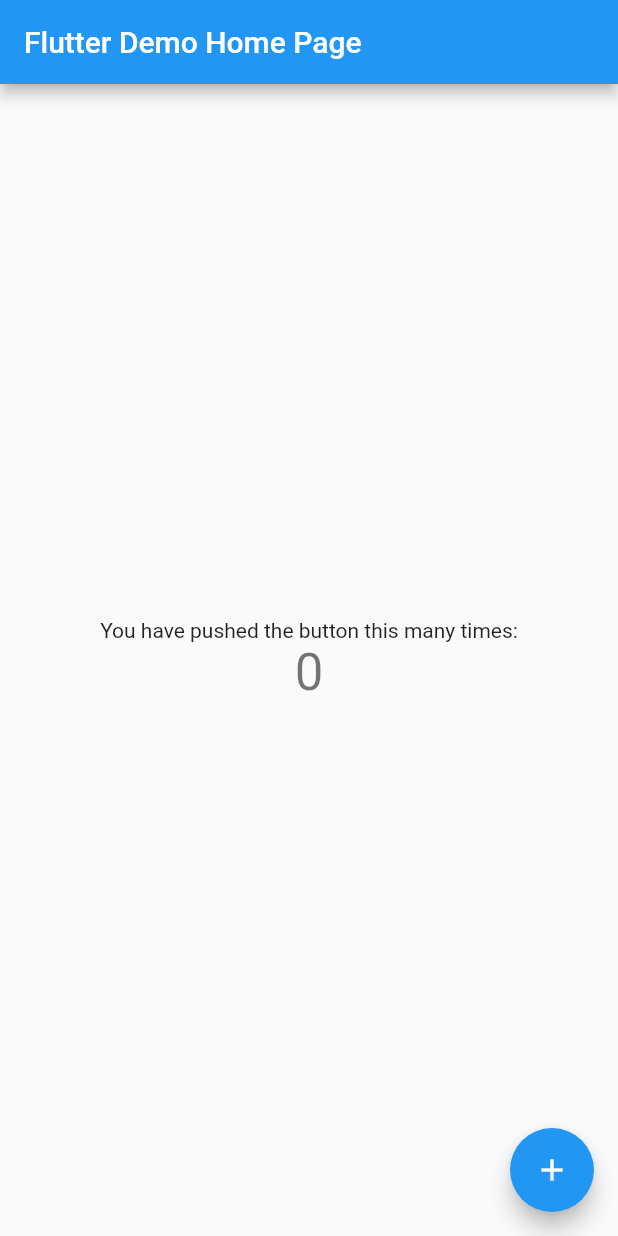
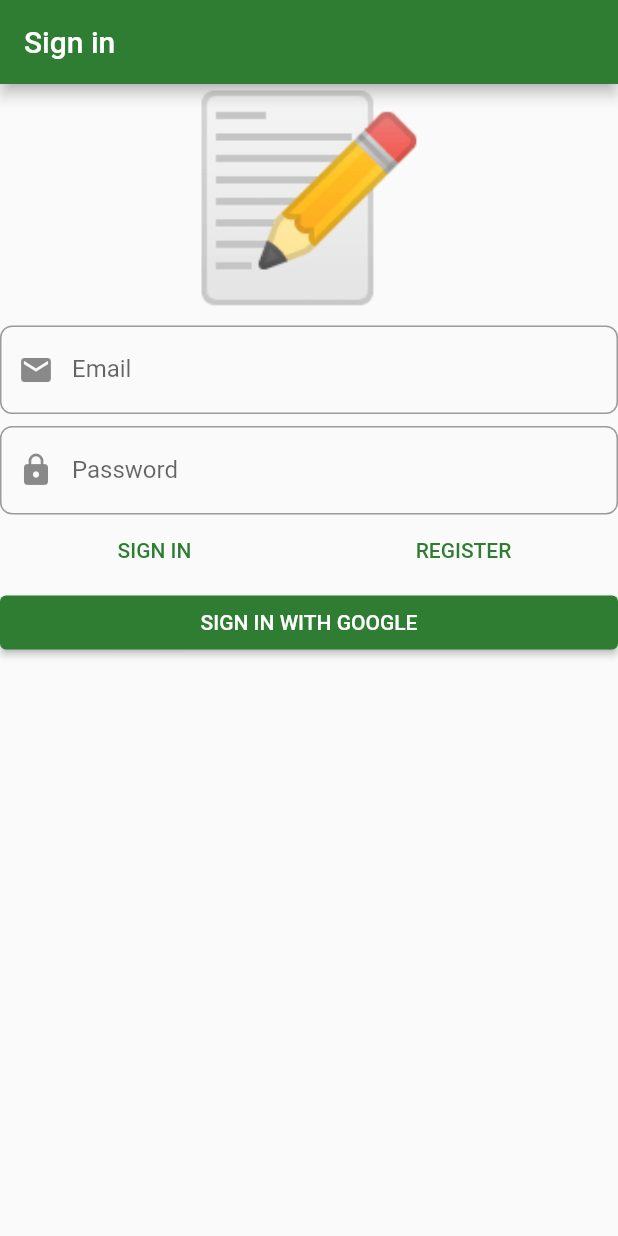
Before and after one commit to Matthew-Burfield/flutter_notes_app, a Flutter app: the screen it shows after launch, on a phone screen of 412 x 824 dp. Run offline on Flutter 3.47's test engine with Material 2 defaults, Android fonts, the phone set to English and light mode, and no system bars; our stand-ins replace another_flushbar, bloc, dartz, firebase_auth, firebase_core, flutter_bloc and 4 more; accounts and stored records are empty.

Commit message:
Sign in UI

```diff
--- a/lib/application/auth/sign_in_form/bloc/sign_in_form_bloc.dart
+++ b/lib/application/auth/sign_in_form/bloc/sign_in_form_bloc.dart
@@ -4,11 +4,13 @@
 import 'package:flutter_notes_app/domain/auth/i_auth_facade.dart';
 import 'package:flutter_notes_app/domain/auth/value_objects.dart';
 import 'package:freezed_annotation/freezed_annotation.dart';
+import 'package:injectable/injectable.dart';
 
 part 'sign_in_form_event.part.dart';
 part 'sign_in_form_state.part.dart';
 part 'sign_in_form_bloc.freezed.dart';
 
+@injectable
 class SignInFormBloc extends Bloc<SignInFormEvent, SignInFormState> {
   final IAuthFacade _authFacade;
 
--- a/lib/infrastructure/auth/firebase_auth_facade.dart
+++ b/lib/infrastructure/auth/firebase_auth_facade.dart
@@ -4,7 +4,9 @@
 import 'package:flutter_notes_app/domain/auth/i_auth_facade.dart';
 import 'package:flutter_notes_app/domain/auth/value_objects.dart';
 import 'package:google_sign_in/google_sign_in.dart';
+import 'package:injectable/injectable.dart';
 
+@LazySingleton(as: IAuthFacade)
 class FirebaseAuthFacade implements IAuthFacade {
   final FirebaseAuth _firebaseAuth;
   final GoogleSignIn _googleSignIn;
--- /dev/null
+++ b/lib/infrastructure/core/firebase_injectable_module.dart
@@ -0,0 +1,11 @@
+import 'package:firebase_auth/firebase_auth.dart';
+import 'package:google_sign_in/google_sign_in.dart';
+import 'package:injectable/injectable.dart';
+
+@module
+abstract class FirebaseInjectableModule {
+  @lazySingleton
+  GoogleSignIn get googleSignIn => GoogleSignIn();
+  @lazySingleton
+  FirebaseAuth get firebaseAuth => FirebaseAuth.instance;
+}
--- /dev/null
+++ b/lib/injection.dart
@@ -0,0 +1,10 @@
+import 'package:get_it/get_it.dart';
+import 'package:injectable/injectable.dart';
+import 'injection.config.dart';
+
+final GetIt getIt = GetIt.instance;
+
+@injectableInit
+void configureDependencies(String env) {
+  $initGetIt(getIt, environment: env);
+}
--- a/lib/main.dart
+++ b/lib/main.dart
@@ -1,115 +1,12 @@
+import 'package:firebase_core/firebase_core.dart';
 import 'package:flutter/material.dart';
+import 'package:flutter_notes_app/injection.dart';
+import 'package:flutter_notes_app/presentation/core/app_widget.dart';
+import 'package:injectable/injectable.dart';
 
-void main() {
-  runApp(const MyApp());
+void main() async {
+  configureDependencies(Environment.prod);
+  WidgetsFlutterBinding.ensureInitialized();
+  await Firebase.initializeApp();
+  runApp(const AppWidget());
 }
-
-class MyApp extends StatelessWidget {
-  const MyApp({Key? key}) : super(key: key);
-
-  // This widget is the root of your application.
-  @override
-  Widget build(BuildContext context) {
-    return MaterialApp(
-      title: 'Flutter Demo',
-      theme: ThemeData(
-        // This is the theme of your application.
-        //
-        // Try running your application with "flutter run". You'll see the
-        // application has a blue toolbar. Then, without quitting the app, try
-        // changing the primarySwatch below to Colors.green and then invoke
-        // "hot reload" (press "r" in the console where you ran "flutter run",
-        // or simply save your changes to "hot reload" in a Flutter IDE).
-        // Notice that the counter didn't reset back to zero; the application
-        // is not restarted.
-        primarySwatch: Colors.blue,
-      ),
-      home: const MyHomePage(title: 'Flutter Demo Home Page'),
-    );
-  }
-}
-
-class MyHomePage extends StatefulWidget {
-  const MyHomePage({Key? key, required this.title}) : super(key: key);
-
-  // This widget is the home page of your application. It is stateful, meaning
-  // that it has a State object (defined below) that contains fields that affect
-  // how it looks.
-
-  // This class is the configuration for the state. It holds the values (in this
-  // case the title) provided by the parent (in this case the App widget) and
-  // used by the build method of the State. Fields in a Widget subclass are
-  // always marked "final".
-
-  final String title;
-
-  @override
-  State<MyHomePage> createState() => _MyHomePageState();
-}
-
-class _MyHomePageState extends State<MyHomePage> {
-  int _counter = 0;
-
-  void _incrementCounter() {
-    setState(() {
-      // This call to setState tells the Flutter framework that something has
-      // changed in this State, which causes it to rerun the build method below
-      // so that the display can reflect the updated values. If we changed
-      // _counter without calling setState(), then the build method would not be
-      // called again, and so nothing would appear to happen.
-      _counter++;
-    });
-  }
-
-  @override
-  Widget build(BuildContext context) {
-    // This method is rerun every time setState is called, for instance as done
-    // by the _incrementCounter method above.
-    //
-    // The Flutter framework has been optimized to make rerunning build methods
-    // fast, so that you can just rebuild anything that needs updating rather
-    // than having to individually change instances of widgets.
-    return Scaffold(
-      appBar: AppBar(
-        // Here we take the value from the MyHomePage object that was created by
-        // the App.build method, and use it to set our appbar title.
-        title: Text(widget.title),
-      ),
-      body: Center(
-        // Center is a layout widget. It takes a single child and positions it
-        // in the middle of the parent.
-        child: Column(
-          // Column is also a layout widget. It takes a list of children and
-          // arranges them vertically. By default, it sizes itself to fit its
-          // children horizontally, and tries to be as tall as its parent.
-          //
-          // Invoke "debug painting" (press "p" in the console, choose the
-          // "Toggle Debug Paint" action from the Flutter Inspector in Android
-          // Studio, or the "Toggle Debug Paint" command in Visual Studio Code)
-          // to see the wireframe for each widget.
-          //
-          // Column has various properties to control how it sizes itself and
-          // how it positions its children. Here we use mainAxisAlignment to
-          // center the children vertically; the main axis here is the vertical
-          // axis because Columns are vertical (the cross axis would be
-          // horizontal).
-          mainAxisAlignment: MainAxisAlignment.center,
-          children: <Widget>[
-            const Text(
-              'You have pushed the button this many times:',
-            ),
-            Text(
-              '$_counter',
-              style: Theme.of(context).textTheme.headline4,
-            ),
-          ],
-        ),
-      ),
-      floatingActionButton: FloatingActionButton(
-        onPressed: _incrementCounter,
-        tooltip: 'Increment',
-        child: const Icon(Icons.add),
-      ), // This trailing comma makes auto-formatting nicer for build methods.
-    );
-  }
-}
--- /dev/null
+++ b/lib/presentation/core/app_widget.dart
@@ -0,0 +1,35 @@
+import 'package:flutter/material.dart';
+import 'package:flutter_notes_app/presentation/core/sign_in/sign_in_page.dart';
+
+class AppWidget extends StatelessWidget {
+  const AppWidget({Key? key}) : super(key: key);
+
+  // This widget is the root of your application.
+  @override
+  Widget build(BuildContext context) {
+    return MaterialApp(
+      title: 'Notes',
+      debugShowCheckedModeBanner: false,
+      theme: ThemeData.light().copyWith(
+        // This is the theme of your application.
+        //
+        // Try running your application with "flutter run". You'll see the
+        // application has a blue toolbar. Then, without quitting the app, try
+        // changing the primarySwatch below to Colors.green and then invoke
+        // "hot reload" (press "r" in the console where you ran "flutter run",
+        // or simply save your changes to "hot reload" in a Flutter IDE).
+        // Notice that the counter didn't reset back to zero; the application
+        // is not restarted.
+        colorScheme:
+            ColorScheme.fromSwatch(primarySwatch: Colors.green).copyWith(
+          secondary: Colors.blueAccent,
+          primary: Colors.green.shade800,
+        ),
+        inputDecorationTheme: InputDecorationTheme(
+          border: OutlineInputBorder(borderRadius: BorderRadius.circular(8)),
+        ),
+      ),
+      home: const SignInPage(),
+    );
+  }
+}
--- /dev/null
+++ b/lib/presentation/core/sign_in/sign_in_page.dart
@@ -0,0 +1,22 @@
+import 'package:flutter/material.dart';
+import 'package:flutter_bloc/flutter_bloc.dart';
+import 'package:flutter_notes_app/application/auth/sign_in_form/bloc/sign_in_form_bloc.dart';
+import 'package:flutter_notes_app/injection.dart';
+import 'package:flutter_notes_app/presentation/core/sign_in/widgets/sign_in_form.dart';
+
+class SignInPage extends StatelessWidget {
+  const SignInPage({Key? key}) : super(key: key);
+
+  @override
+  Widget build(BuildContext context) {
+    return Scaffold(
+      appBar: AppBar(
+        title: const Text('Sign in'),
+      ),
+      body: BlocProvider(
+        create: (context) => getIt<SignInFormBloc>(),
+        child: const SignInForm(),
+      ),
+    );
+  }
+}
--- /dev/null
+++ b/lib/presentation/core/sign_in/widgets/sign_in_form.dart
@@ -0,0 +1,122 @@
+import 'package:another_flushbar/flushbar_helper.dart';
+import 'package:flutter/material.dart';
+import 'package:flutter_bloc/flutter_bloc.dart';
+import 'package:flutter_notes_app/application/auth/sign_in_form/bloc/sign_in_form_bloc.dart';
+
+class SignInForm extends StatelessWidget {
+  const SignInForm({Key? key}) : super(key: key);
+
+  @override
+  Widget build(BuildContext context) {
+    return BlocConsumer<SignInFormBloc, SignInFormState>(
+      listener: (context, state) {
+        state.authFailureOrSuccessOption.fold(
+          () {},
+          (either) => either.fold(
+            (failure) {
+              FlushbarHelper.createError(
+                message: failure.map(
+                  cancelledByUser: (_) => 'Cancelled',
+                  serverError: (_) => 'Server error',
+                  emailAlreadyInUse: (_) => 'Email already in use',
+                  invalidEmailAndPasswordCombination: (_) =>
+                      'Invalid email or password',
+                ),
+              );
+            },
+            (_) {
+              // TODO: Navigate
+            },
+          ),
+        );
+      },
+      builder: (context, state) {
+        return Form(
+          autovalidateMode: state.showErrorMessages
+              ? AutovalidateMode.always
+              : AutovalidateMode.disabled,
+          child: ListView(
+            children: [
+              const Text(
+                '📝',
+                textAlign: TextAlign.center,
+                style: TextStyle(fontSize: 130),
+              ),
+              const SizedBox(height: 8),
+              TextFormField(
+                decoration: const InputDecoration(
+                  prefixIcon: Icon(Icons.email),
+                  labelText: 'Email',
+                ),
+                autocorrect: false,
+                onChanged: (value) => context
+                    .read<SignInFormBloc>()
+                    .add(SignInFormEvent.emailChanged(value)),
+                validator: (_) => context
+                    .read<SignInFormBloc>()
+                    .state
+                    .emailAddress
+                    .value
+                    .fold(
+                      (f) => f.maybeMap(
+                        invalidEmail: (_) => 'Invalid password',
+                        orElse: () => null,
+                      ),
+                      (_) => null,
+                    ),
+              ),
+              const SizedBox(height: 8),
+              TextFormField(
+                decoration: const InputDecoration(
+                  prefixIcon: Icon(Icons.lock),
+                  labelText: 'Password',
+                ),
+                autocorrect: false,
+                obscureText: true,
+                onChanged: (value) => context
+                    .read<SignInFormBloc>()
+                    .add(SignInFormEvent.passwordChanged(value)),
+                validator: (_) =>
+                    context.read<SignInFormBloc>().state.password.value.fold(
+                          (f) => f.maybeMap(
+                            shortPassword: (_) => 'Short password',
+                            orElse: () => null,
+                          ),
+                          (_) => null,
+                        ),
+              ),
+              Row(
+                children: [
+                  Expanded(
+                      child: TextButton(
+                    onPressed: () {
+                      context.read<SignInFormBloc>().add(
+                          const SignInFormEvent.signInWithEmailAndPassword());
+                    },
+                    child: const Text('SIGN IN'),
+                  )),
+                  Expanded(
+                      child: TextButton(
+                    onPressed: () {
+                      context.read<SignInFormBloc>().add(
+                          const SignInFormEvent.registerWithEmailAndPassword());
+                    },
+                    child: const Text('REGISTER'),
+                  )),
+                ],
+              ),
+              ElevatedButton(
+                onPressed: () {
+                  context
+                      .read<SignInFormBloc>()
+                      .add(const SignInFormEvent.signInWithGoogle());
+                },
+                child: const Text('SIGN IN WITH GOOGLE'),
+              ),
+            ],
+          ),
+        );
+      },
+    );
+  }
+}
--- a/pubspec.yaml
+++ b/pubspec.yaml
@@ -39,6 +39,9 @@
   firebase_core: ^1.10.0
   firebase_auth: ^3.2.0
   google_sign_in: ^5.2.1
+  get_it: ^7.2.0
+  injectable: ^1.5.0
+  another_flushbar: ^1.10.25
 
 dev_dependencies:
   flutter_test:
@@ -54,6 +57,7 @@
   freezed: ^0.15.0+1
   mockito: ^5.0.16
   bloc_test: ^8.5.0
+  injectable_generator: ^1.5.2
 
 # For information on the generic Dart part of this file, see the
 # following page: https://dart.dev/tools/pub/pubspec
```
Also changed, not shown: lib/injection.config.dart (added), pubspec.lock, 2 other files.
